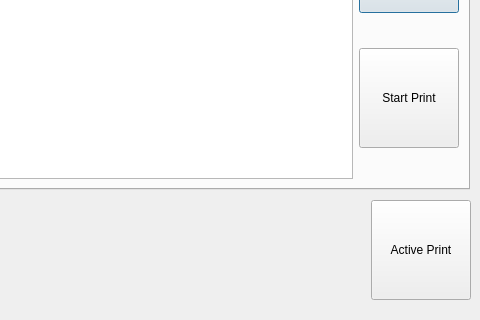
Before: the Qt Designer form ClientApp/qt/printwindow.ui in re3Dprinting/touchscreen, drawn with Qt 5; both pictures show x 320 to 800 and y 160 to 480 of the 800 by 480 pixel window.
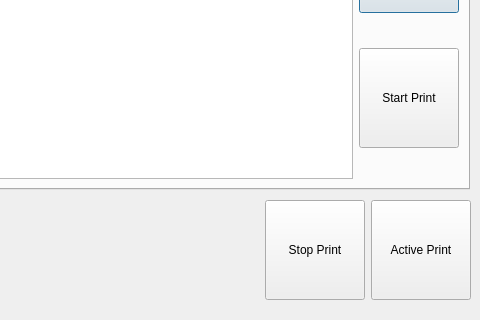
After: the same form once the commit is applied. Icons and pictures are not drawn.

Commit message: Stop print button moved from temperature window to print window, server side ping function implemented

What changed in the file:
```diff
--- a/ClientApp/qt/printwindow.ui
+++ b/ClientApp/qt/printwindow.ui
@@ -161,6 +161,25 @@
       </property>
      </spacer>
     </item>
+    <item>
+     <widget class="QPushButton" name="StopPrint">
+      <property name="minimumSize">
+       <size>
+        <width>100</width>
+        <height>0</height>
+       </size>
+      </property>
+      <property name="maximumSize">
+       <size>
+        <width>100</width>
+        <height>100</height>
+       </size>
+      </property>
+      <property name="text">
+       <string>Stop Print</string>
+      </property>
+     </widget>
+    </item>
     <item>
      <widget class="QPushButton" name="ActivePrint">
       <property name="minimumSize">
```
The commit also changes 11 other files.
